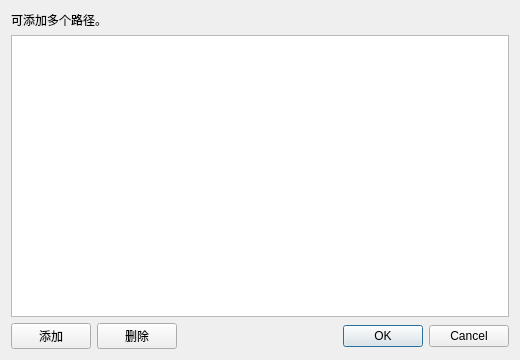
Before: the Qt Designer form pathlistdialog.ui in hanbinhsh/SD-LoRA-Manager, drawn with Qt 5.
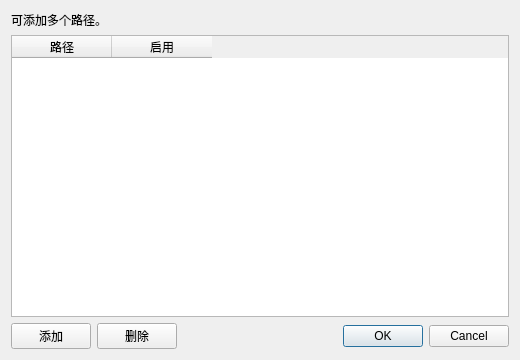
After: the same form once the commit is applied.

Patch:
```diff
--- a/pathlistdialog.ui
+++ b/pathlistdialog.ui
@@ -23,7 +23,21 @@
     </widget>
    </item>
    <item>
-    <widget class="QListWidget" name="listPaths"/>
+    <widget class="QTableWidget" name="tablePaths">
+     <property name="columnCount">
+      <number>2</number>
+     </property>
+     <column>
+      <property name="text">
+       <string>路径</string>
+      </property>
+     </column>
+     <column>
+      <property name="text">
+       <string>启用</string>
+      </property>
+     </column>
+    </widget>
    </item>
    <item>
     <layout class="QHBoxLayout" name="horizontalLayout">
```
